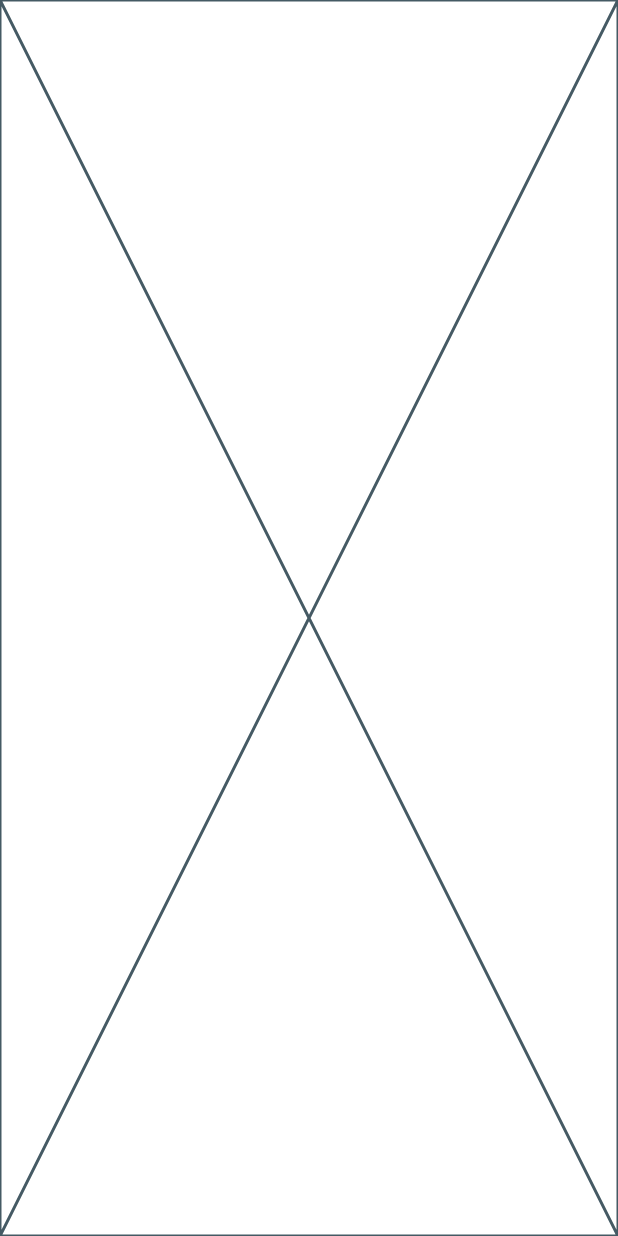
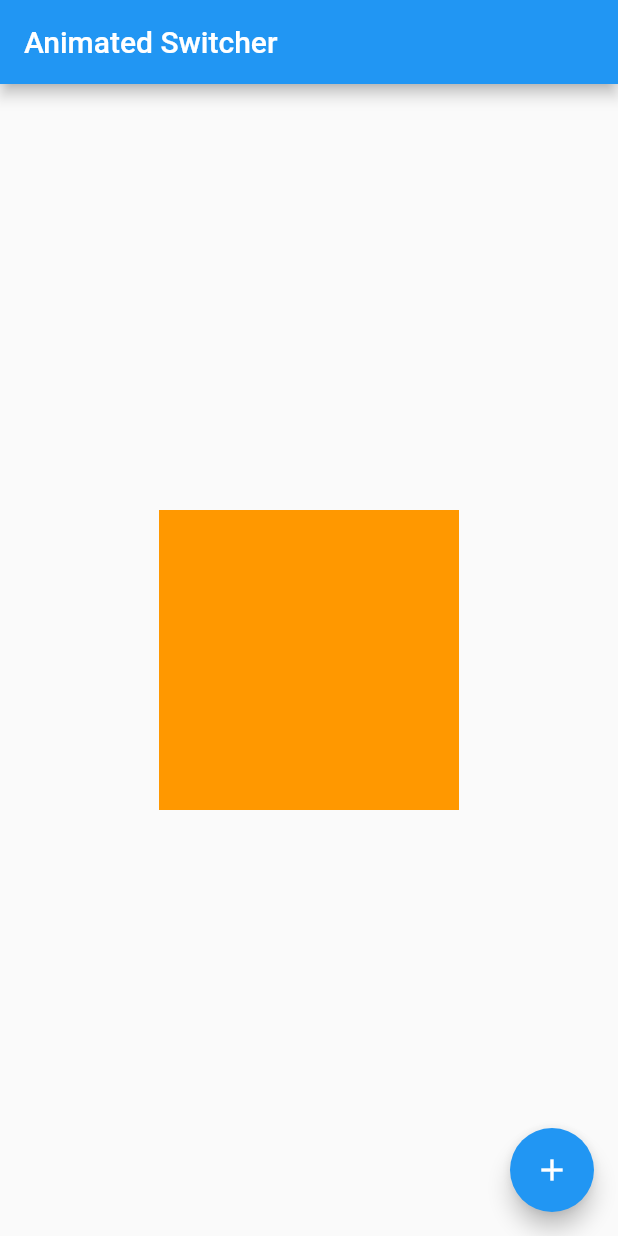
Before and after one commit to Dev-Devarsh/firebase_auth_tut, a Flutter app: the screen it shows after launch, on a phone screen of 412 x 824 dp. Run offline on Flutter 3.47's test engine with Material 2 defaults, Android fonts, the phone set to English and light mode, and no system bars; our stand-ins replace firebase_core; accounts and stored records are empty.

Commit message:
animated switcher with contanier

```diff
--- a/lib/animated_widget/animated_widget.dart
+++ b/lib/animated_widget/animated_widget.dart
@@ -1,15 +1,28 @@
+import 'dart:developer';
+
 import 'package:flutter/material.dart';
 
-class AnimatedTutorial extends StatefulWidget {
+
+class AnimatedTutorial extends StatelessWidget {
   const AnimatedTutorial({super.key});
 
   @override
-  State<AnimatedTutorial> createState() => _AnimatedTutorialState();
+  Widget build(BuildContext context) {
+    return AnimatedWIdget1();
+  }
 }
 
-class _AnimatedTutorialState extends State<AnimatedTutorial>
+class AnimatedWIdget1 extends StatefulWidget {
+  const AnimatedWIdget1({super.key});
+
+  @override
+  State<AnimatedWIdget1> createState() => _AnimatedWIdget1State();
+}
+
+class _AnimatedWIdget1State extends State<AnimatedWIdget1>
     with SingleTickerProviderStateMixin {
   late AnimationController _controller;
+  bool flag = true;
 
   @override
   void initState() {
@@ -25,6 +38,32 @@ class _AnimatedTutorialState extends State<AnimatedTutorial>
 
   @override
   Widget build(BuildContext context) {
-    return const Placeholder();
+    return Scaffold(
+      appBar: AppBar(title: const Text('Animated Switcher')),
+      body: Center(
+        child: AnimatedSwitcher(
+            duration: Duration(milliseconds: 800),
+            child: flag
+                ? Container(
+                    // always use [key] for Animated switcher otherwise animation will not work
+                    key: Key('1'),
+                    color: Colors.orange,
+                    width: 200,
+                    height: 200,
+                  )
+                : Container(
+                    key: Key('2'),
+                    color: Colors.blue,
+                    width: 200,
+                    height: 200,
+                  )),
+      ),
+      floatingActionButton: FloatingActionButton(
+          child: Icon(Icons.add),
+          onPressed: () {
+            flag = !flag;
+            setState(() {});
+          }),
+    );
   }
 }
--- a/lib/main.dart
+++ b/lib/main.dart
@@ -18,7 +18,8 @@ class MyApp extends StatelessWidget {
   @override
   Widget build(BuildContext context) {
     return MaterialApp(
-      title: 'Staggered Animation',
+      useInheritedMediaQuery: true,
+      title: 'Animation Switcher',
       home: AnimatedTutorial(),
     );
   }
```
